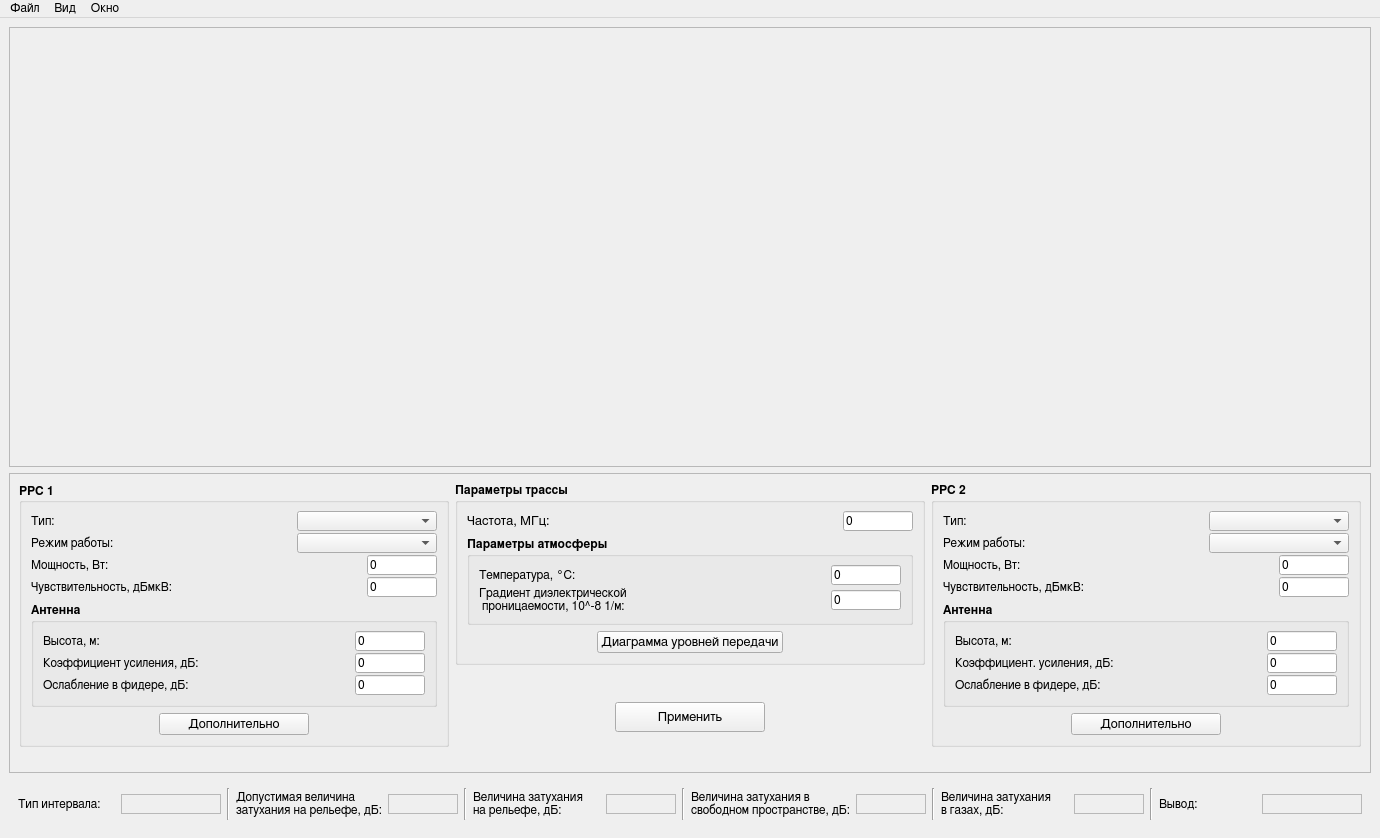
Above: src/nrrlsmainwindow.ui from shadowk1337/build-area-profile before the change. Below: the same form after it.
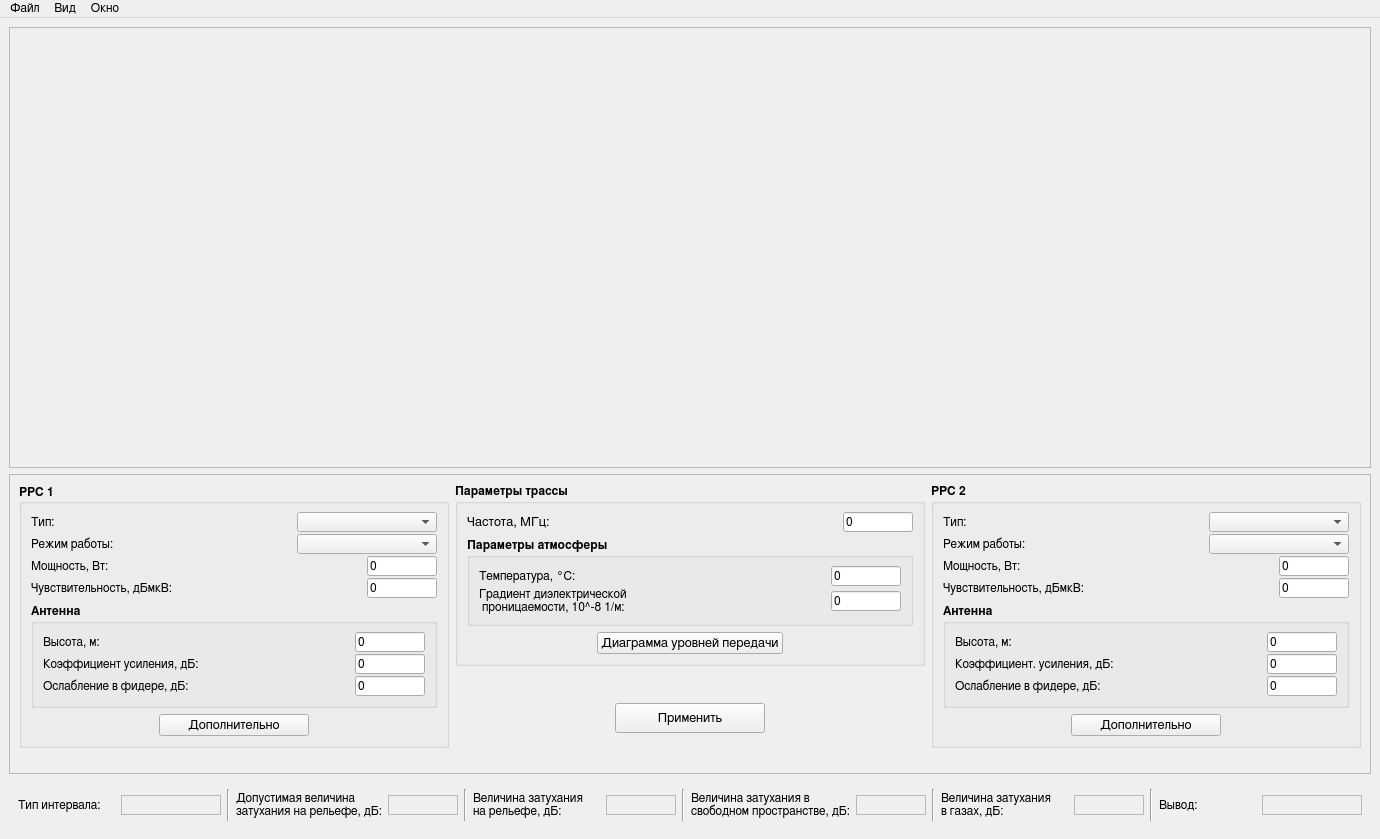
That is the form after the change. Custom widgets are drawn as their Qt base class.

```diff
--- a/src/nrrlsmainwindow.ui
+++ b/src/nrrlsmainwindow.ui
@@ -7,7 +7,7 @@
     <x>0</x>
     <y>0</y>
     <width>1380</width>
-    <height>824</height>
+    <height>839</height>
    </rect>
   </property>
   <property name="minimumSize">
@@ -51,9 +51,21 @@
        <enum>QFrame::StyledPanel</enum>
       </property>
       <property name="frameShadow">
-       <enum>QFrame::Raised</enum>
+       <enum>QFrame::Sunken</enum>
       </property>
       <layout class="QVBoxLayout" name="verticalLayout_10">
+       <property name="leftMargin">
+        <number>0</number>
+       </property>
+       <property name="topMargin">
+        <number>0</number>
+       </property>
+       <property name="rightMargin">
+        <number>0</number>
+       </property>
+       <property name="bottomMargin">
+        <number>0</number>
+       </property>
        <item>
         <widget class="QCustomPlot" name="customplot" native="true">
          <property name="sizePolicy">
@@ -120,7 +132,7 @@
          <property name="maximumSize">
           <size>
            <width>500</width>
-           <height>284</height>
+           <height>280</height>
           </size>
          </property>
          <property name="font">
@@ -888,7 +900,7 @@
          <property name="maximumSize">
           <size>
            <width>500</width>
-           <height>284</height>
+           <height>280</height>
           </size>
          </property>
          <property name="font">
```
Left out of the diff: 9 changed lines with no effect on the pictures.
